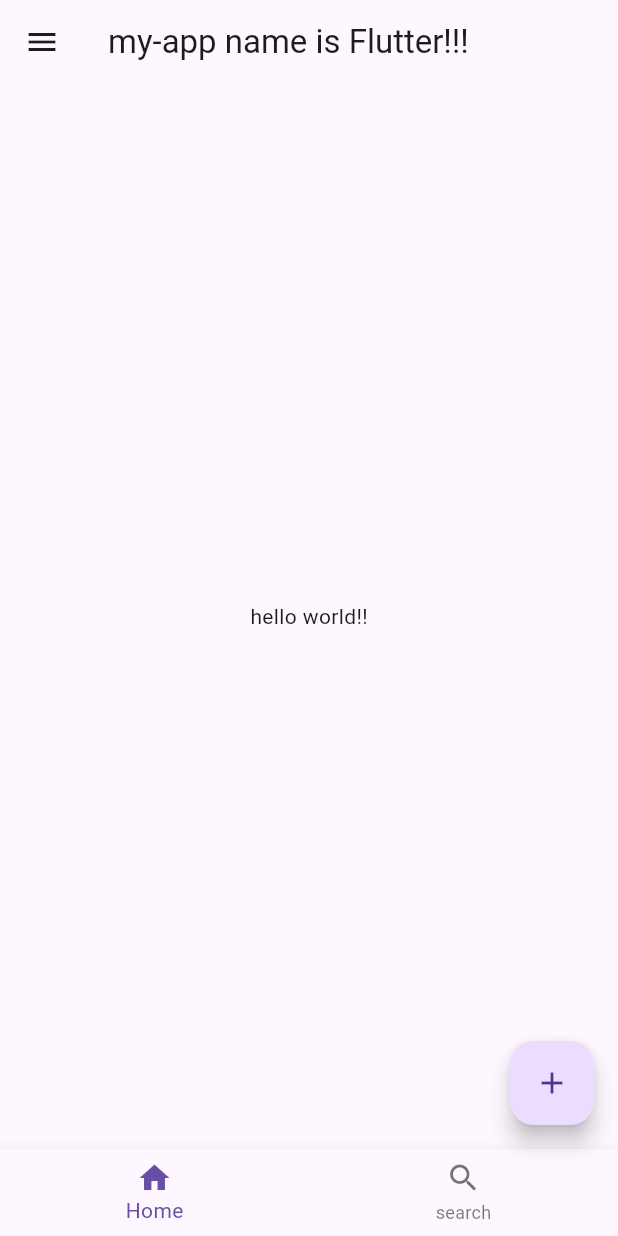
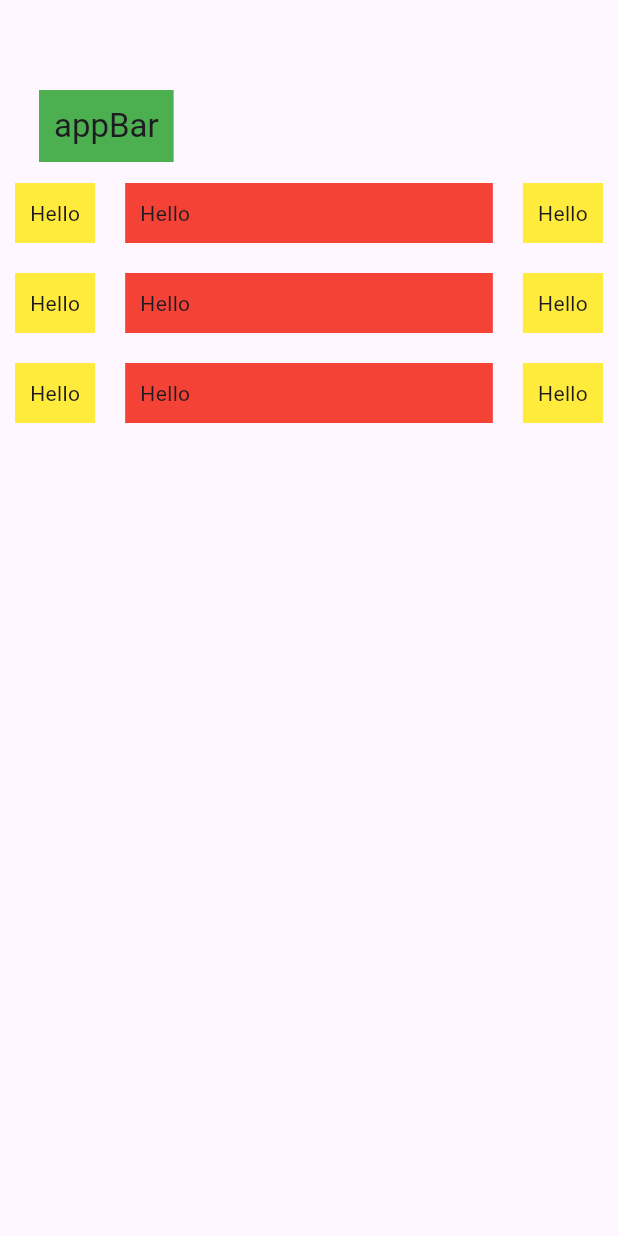
Before and after one commit to mendi-cohen/First-Flutter-App, a Flutter app: the screen it shows after launch, on a phone screen of 412 x 824 dp. Run offline on Flutter 3.47's test engine with Material 3 defaults, Android fonts, the phone set to English and light mode, and no system bars.

Commit message:
שיעורי בית 3

```diff
--- a/lib/main.dart
+++ b/lib/main.dart
@@ -1,50 +1,61 @@
 import 'package:flutter/material.dart';
+import 'package:my_flutter_app/myDiv.dart';
+
+
 
 void main() {
   runApp(const MyApp());
 }
+
 class MyApp extends StatelessWidget {
   const MyApp({super.key});
 
-@override
+  @override
 
-Widget build(BuildContext context) {
-  return MaterialApp(
-    home: Scaffold(
-      appBar: AppBar(
-        title:const Text('my-app name is Flutter!!!'),
-      ),
-      body:const Center(child: Text('hello world!!')
-      ),
-      drawer: Drawer(
-        child: ListView(
-        children : [
-          ListTile(title: const Text('Item 1'), onTap: () {}),
-          ListTile(title: const Text('Item 2'), onTap: () {}),
-        ] ,
-        ),
-        ),
-      bottomNavigationBar: BottomNavigationBar(
-        items: const  [
-          BottomNavigationBarItem(
-            icon: Icon(Icons.home),
-            label: 'Home',
-            ),
-          BottomNavigationBarItem(
-            icon: Icon(Icons.search),
-            label: 'search',
-            ),
+  Widget build(BuildContext context) {
+    return MaterialApp(home:HomeWidget());
+  }
+}
+
+class HomeWidget extends StatelessWidget {
+  HomeWidget({super.key});
+
+  @override
+
+  Widget build(BuildContext context) {
+    return Scaffold(
+      appBar: AppBar(bottom:AppBar(title: MyDiv(text:"appBar" ,color:"green"))),
+      body: Container(
+        height: 1000,
+        width: 600,
+
+
+        child: Column
+        (children: [
+          Row(children: [
+          MyDiv(text: 'Hello'),
+         Expanded(child: MyDiv(text: "Hello" ,color:"red")),
+          MyDiv(text: "Hello"),
+          ],),
+
+          Row(children: [
+          MyDiv(text: 'Hello'),
+          Expanded(child: MyDiv(text: "Hello" ,color:"red")),
+          MyDiv(text: "Hello"),
+          ],),
+
+          Row(children: [
+          MyDiv(text: 'Hello'),
+          Expanded(child: MyDiv(text: "Hello" ,color:"red")),
+          MyDiv(text: "Hello"),
+          ],)
 
         ],
+        ),
       ),
 
-floatingActionButton: FloatingActionButton(
-  onPressed: () {},
-   child: const Icon(Icons.add),
-  ),
+    );
+  }
 
-   ),
-  );
 
 }
-}
--- /dev/null
+++ b/lib/myDiv.dart
@@ -0,0 +1,25 @@
+import 'package:flutter/material.dart';
+
+class MyDiv extends StatelessWidget{
+  final text;
+  final String color;
+
+
+Map<String , Color>colorMap = {
+"red":Colors.red,
+"yellow":Colors.yellow,
+"green": Colors.green,
+};
+MyDiv({this.text, this.color = "yellow" ,super.key});
+
+@override
+
+Widget build(BuildContext build ){
+return Container(
+  margin: EdgeInsets.all(10),
+child: Text(text) ,
+padding: EdgeInsets.all(10),
+color: colorMap[color],
+);
+}
+}
```
